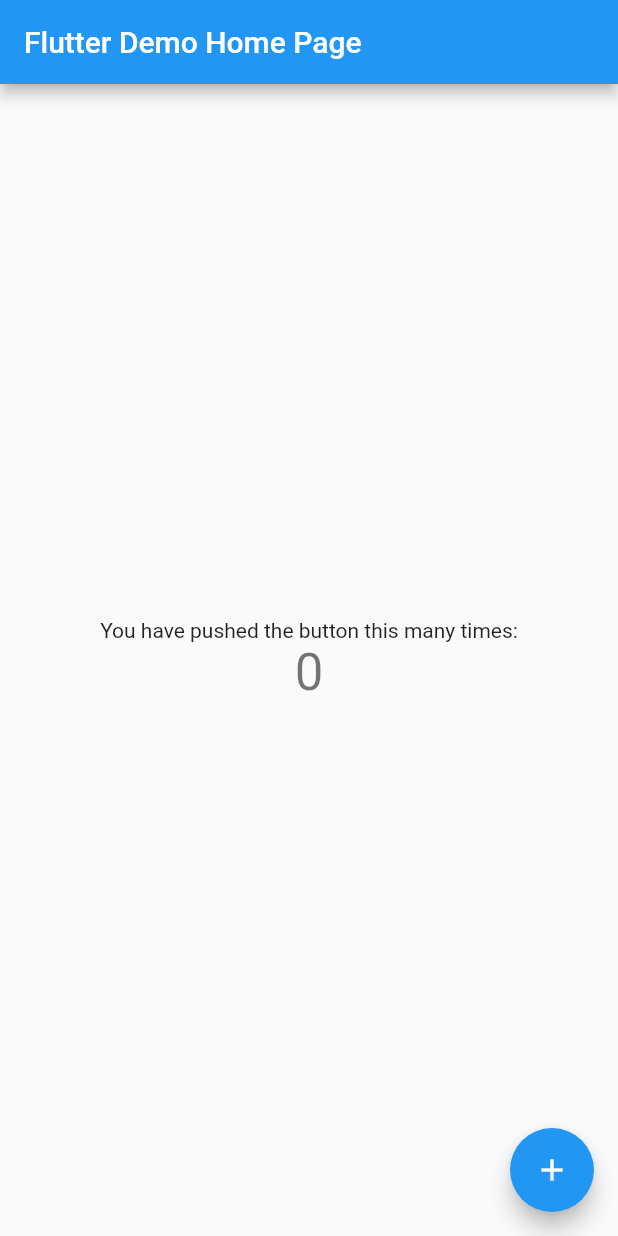
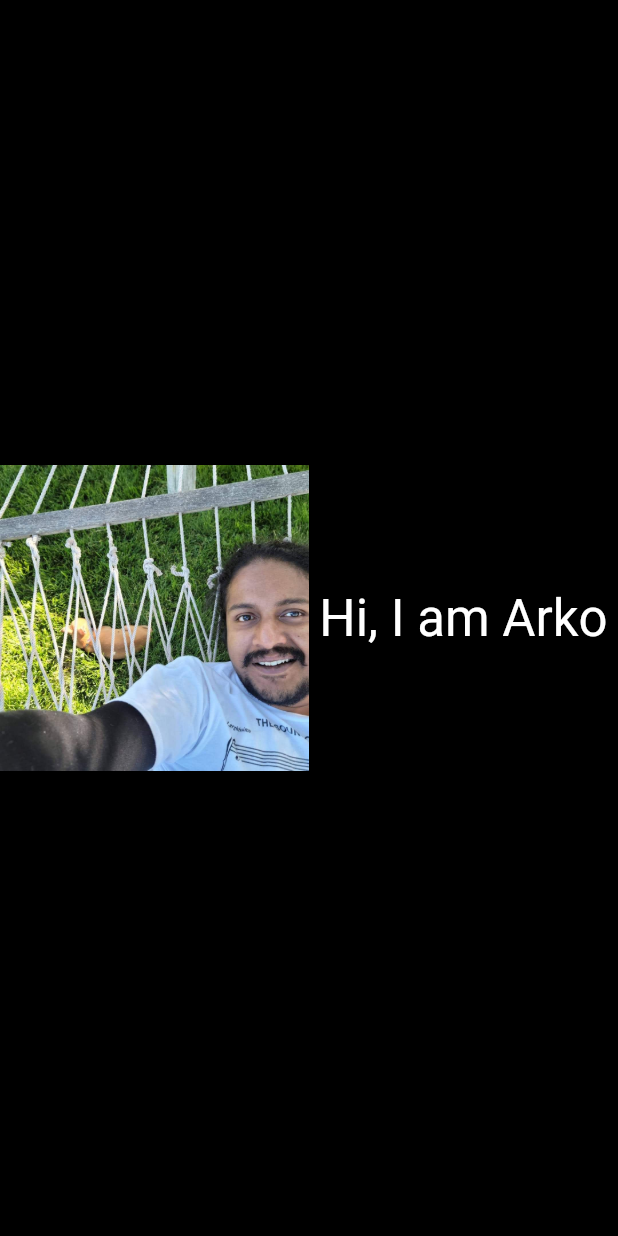
Before and after one commit to abasu0713/my-personal-website, a Flutter app: the screen it shows after launch, on a phone screen of 412 x 824 dp. Run offline on Flutter 3.47's test engine with Material 2 defaults, Android fonts, the phone set to English and light mode, and no system bars.

Commit message:
Saving tested changes to base landing page layout

```diff
--- a/lib/main.dart
+++ b/lib/main.dart
@@ -1,4 +1,6 @@
 import 'package:flutter/material.dart';
+import 'package:my_website/pages/landing.dart';
+import 'package:my_website/utils/themes/dark.dart';
 
 void main() {
   runApp(const MyApp());
@@ -11,105 +13,13 @@ class MyApp extends StatelessWidget {
   @override
   Widget build(BuildContext context) {
     return MaterialApp(
-      title: 'Flutter Demo',
+      title: 'Arko Basu\'s very own website',
       theme: ThemeData(
-        // This is the theme of your application.
-        //
-        // Try running your application with "flutter run". You'll see the
-        // application has a blue toolbar. Then, without quitting the app, try
-        // changing the primarySwatch below to Colors.green and then invoke
-        // "hot reload" (press "r" in the console where you ran "flutter run",
-        // or simply save your changes to "hot reload" in a Flutter IDE).
-        // Notice that the counter didn't reset back to zero; the application
-        // is not restarted.
         primarySwatch: Colors.blue,
       ),
-      home: const MyHomePage(title: 'Flutter Demo Home Page'),
+      darkTheme: myDarkTheme,
+      themeMode: ThemeMode.dark,
+      home: const MyLandingPage(),
     );
   }
 }
-
-class MyHomePage extends StatefulWidget {
-  const MyHomePage({Key? key, required this.title}) : super(key: key);
-
-  // This widget is the home page of your application. It is stateful, meaning
-  // that it has a State object (defined below) that contains fields that affect
-  // how it looks.
-
-  // This class is the configuration for the state. It holds the values (in this
-  // case the title) provided by the parent (in this case the App widget) and
-  // used by the build method of the State. Fields in a Widget subclass are
-  // always marked "final".
-
-  final String title;
-
-  @override
-  State<MyHomePage> createState() => _MyHomePageState();
-}
-
-class _MyHomePageState extends State<MyHomePage> {
-  int _counter = 0;
-
-  void _incrementCounter() {
-    setState(() {
-      // This call to setState tells the Flutter framework that something has
-      // changed in this State, which causes it to rerun the build method below
-      // so that the display can reflect the updated values. If we changed
-      // _counter without calling setState(), then the build method would not be
-      // called again, and so nothing would appear to happen.
-      _counter++;
-    });
-  }
-
-  @override
-  Widget build(BuildContext context) {
-    // This method is rerun every time setState is called, for instance as done
-    // by the _incrementCounter method above.
-    //
-    // The Flutter framework has been optimized to make rerunning build methods
-    // fast, so that you can just rebuild anything that needs updating rather
-    // than having to individually change instances of widgets.
-    return Scaffold(
-      appBar: AppBar(
-        // Here we take the value from the MyHomePage object that was created by
-        // the App.build method, and use it to set our appbar title.
-        title: Text(widget.title),
-      ),
-      body: Center(
-        // Center is a layout widget. It takes a single child and positions it
-        // in the middle of the parent.
-        child: Column(
-          // Column is also a layout widget. It takes a list of children and
-          // arranges them vertically. By default, it sizes itself to fit its
-          // children horizontally, and tries to be as tall as its parent.
-          //
-          // Invoke "debug painting" (press "p" in the console, choose the
-          // "Toggle Debug Paint" action from the Flutter Inspector in Android
-          // Studio, or the "Toggle Debug Paint" command in Visual Studio Code)
-          // to see the wireframe for each widget.
-          //
-          // Column has various properties to control how it sizes itself and
-          // how it positions its children. Here we use mainAxisAlignment to
-          // center the children vertically; the main axis here is the vertical
-          // axis because Columns are vertical (the cross axis would be
-          // horizontal).
-          mainAxisAlignment: MainAxisAlignment.center,
-          children: <Widget>[
-            const Text(
-              'You have pushed the button this many times:',
-            ),
-            Text(
-              '$_counter',
-              style: Theme.of(context).textTheme.headline4,
-            ),
-          ],
-        ),
-      ),
-      floatingActionButton: FloatingActionButton(
-        onPressed: _incrementCounter,
-        tooltip: 'Increment',
-        child: const Icon(Icons.add),
-      ), // This trailing comma makes auto-formatting nicer for build methods.
-    );
-  }
-}
--- /dev/null
+++ b/lib/pages/landing.dart
@@ -0,0 +1,50 @@
+
+
+
+import 'package:flutter/material.dart';
+import 'package:flutter/rendering.dart';
+
+import '../utils/static_images.dart';
+
+class MyLandingPage extends StatefulWidget {
+  const MyLandingPage({Key? key}) : super(key: key);
+
+  // This widget is the home page of your application. It is stateful, meaning
+  // that it has a State object (defined below) that contains fields that affect
+  // how it looks.
+
+  // This class is the configuration for the state. It holds the values (in this
+  // case the title) provided by the parent (in this case the App widget) and
+  // used by the build method of the State. Fields in a Widget subclass are
+  // always marked "final".
+
+  final String title = "Arko's Landing Page";
+
+  @override
+  State<MyLandingPage> createState() => _MyLandingPageState();
+}
+
+class _MyLandingPageState extends State<MyLandingPage> {
+
+  @override
+  Widget build(BuildContext context) {
+    return Scaffold(
+      body: Row(
+        children: <Widget>[
+          Container(
+            width: MediaQuery.of(context).size.width/2,
+            decoration: const BoxDecoration(
+                image: DecorationImage(
+                    image: AssetImage(StaticImages.landingPageProfilePicture),
+                    fit: BoxFit.fitWidth
+                )
+            ),
+          ),
+          Expanded(child: Center(
+            child: Text("Hi, I am Arko", style: Theme.of(context).textTheme.headline4!.copyWith(color: Colors.white),),
+          ))
+        ],
+      )  // This trailing comma makes auto-formatting nicer for build methods.
+    );
+  }
+}
--- /dev/null
+++ b/lib/utils/static_images.dart
@@ -0,0 +1,3 @@
+class StaticImages {
+  static const String landingPageProfilePicture = 'assets/images/profilePic.jpg';
+}
--- /dev/null
+++ b/lib/utils/themes/dark.dart
@@ -0,0 +1,6 @@
+import 'package:flutter/material.dart';
+
+ThemeData myDarkTheme = ThemeData(
+  primarySwatch: Colors.brown,
+  scaffoldBackgroundColor: Colors.black,
+);
--- /dev/null
+++ b/lib/utils/themes/light.dart
@@ -0,0 +1,8 @@
+import 'package:flutter/material.dart';
+
+ThemeData myLightTheme = ThemeData(
+    colorScheme: ColorScheme.fromSwatch(
+      primarySwatch: Colors.blue,
+
+    )
+);
--- a/pubspec.yaml
+++ b/pubspec.yaml
@@ -58,7 +58,8 @@ flutter:
   uses-material-design: true
 
   # To add assets to your application, add an assets section, like this:
-  # assets:
+  assets:
+    - assets/images/
   #   - images/a_dot_burr.jpeg
   #   - images/a_dot_ham.jpeg
 
```
Also changed, not shown: assets/images/profilePic.jpg (added).
